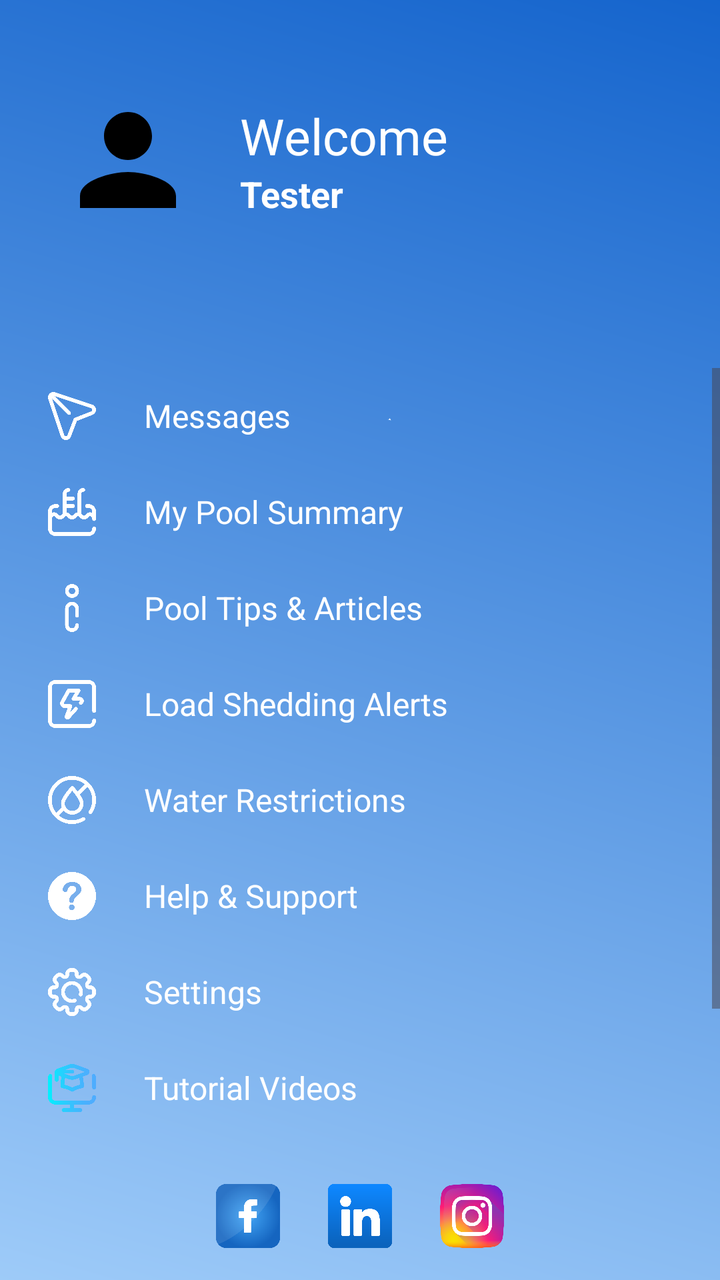
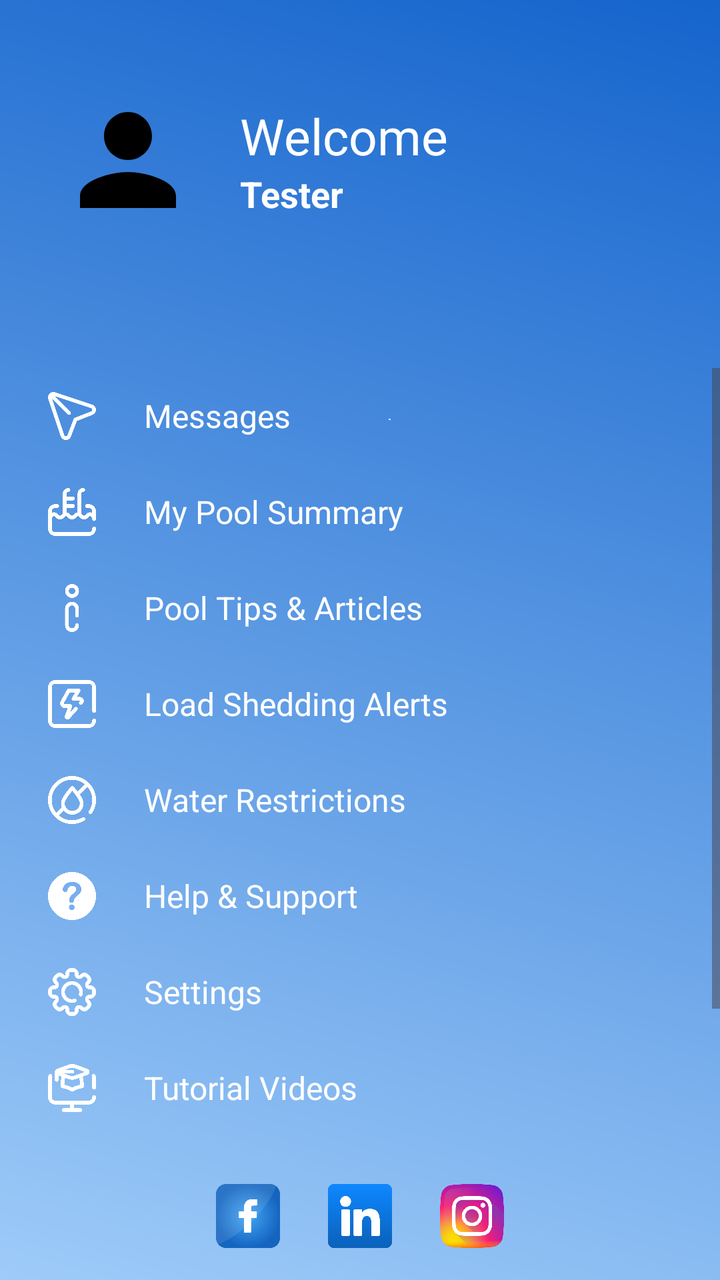

An Android layout rendered at two revisions. The XML below is the earlier revision; the diff shows what the commit changed to produce the second picture.
<!-- AndroidManifest.xml: application theme Theme.PoolApp -->
<!-- res/layout/po_navigation_drawer.xml -->
<?xml version="1.0" encoding="utf-8"?>
<LinearLayout xmlns:android="http://schemas.android.com/apk/res/android"
    xmlns:app="http://schemas.android.com/apk/res-auto"
    android:id="@+id/navDrawerLayout"
    android:layout_width="300dp"
    android:layout_height="match_parent"
    android:layout_gravity="start"
    android:background="@drawable/pbg"
    android:orientation="vertical"
    android:fitsSystemWindows="true">

    <androidx.constraintlayout.widget.ConstraintLayout
        android:id="@+id/cl_nav_header"
        android:layout_width="match_parent"
        android:layout_height="wrap_content"
        android:paddingBottom="48dp"
        android:background="@android:color/transparent">

        <View
            android:id="@+id/top_spacer"
            android:layout_width="match_parent"
            android:layout_height="24dp"
            app:layout_constraintTop_toTopOf="parent"
            app:layout_constraintStart_toStartOf="parent"/>

        <ImageView
            android:id="@+id/nav_profile_image"
            android:layout_width="80dp"
            android:layout_height="80dp"
            android:layout_marginTop="16dp"
            android:src="@drawable/ic_profile_placeholder"
            android:contentDescription="User Profile Image"
            android:scaleType="centerCrop"
            android:padding="4dp"
            app:tint="@null"
            app:layout_constraintTop_toBottomOf="@id/top_spacer"
            app:layout_constraintStart_toStartOf="parent"
            android:layout_marginStart="24dp"/>

        <TextView
            android:id="@+id/nav_welcome_text"
            android:layout_width="0dp"
            android:layout_height="wrap_content"
            android:text="Welcome"
            android:textColor="@color/white"
            android:textSize="25sp"
            android:layout_marginStart="16dp"
            android:layout_marginEnd="24dp"
            app:layout_constraintBottom_toTopOf="@+id/nav_username"
            app:layout_constraintStart_toEndOf="@id/nav_profile_image"
            app:layout_constraintEnd_toEndOf="parent"
            app:layout_constraintVertical_chainStyle="packed"
            app:layout_constraintTop_toTopOf="@+id/nav_profile_image" />

        <TextView
            android:id="@+id/nav_username"
            android:layout_width="0dp"
            android:layout_height="wrap_content"
            android:text="Tester"
            android:textColor="@color/white"
            android:textSize="18sp"
            android:textStyle="bold"
            app:layout_constraintTop_toBottomOf="@id/nav_welcome_text"
            app:layout_constraintStart_toStartOf="@id/nav_welcome_text"
            app:layout_constraintEnd_toEndOf="@id/nav_welcome_text"
            app:layout_constraintBottom_toBottomOf="@+id/nav_profile_image"/>

    </androidx.constraintlayout.widget.ConstraintLayout>

    <ScrollView
        android:layout_width="match_parent"
        android:layout_height="0dp"
        android:layout_weight="1"
        android:clipToPadding="false"
        android:paddingTop="16dp"
        android:paddingBottom="8dp">

        <LinearLayout
            android:layout_width="match_parent"
            android:layout_height="wrap_content"
            android:orientation="vertical"
            android:paddingBottom="16dp">

            <LinearLayout
                android:id="@+id/btnMessages"
                style="@style/NavDrawerMenuItemStyle"
                android:contentDescription="Messages">

                <ImageView
                    android:id="@+id/ivMessagesIcon"
                    style="@style/NavDrawerMenuItemIconStyle"
                    android:src="@drawable/message"
                    app:tint="@color/white" />

                <TextView
                    android:id="@+id/tvMessagesText"
                    style="@style/NavDrawerMenuItemTextStyle"
                    android:text="Messages"
                    android:textColor="@color/white" /> </LinearLayout>

            <LinearLayout
                android:id="@+id/btnSummary"
                style="@style/NavDrawerMenuItemStyle"
                android:contentDescription="My Pool Summary">

                <ImageView
                    android:id="@+id/ivSummaryIcon"
                    style="@style/NavDrawerMenuItemIconStyle"
                    android:src="@drawable/pool"
                    app:tint="@color/white" />

                <TextView
                    android:id="@+id/tvSummaryText"
                    style="@style/NavDrawerMenuItemTextStyle"
                    android:text="My Pool Summary"
                    android:textColor="@color/white" /> </LinearLayout>

            <LinearLayout
                android:id="@+id/btnTips"
                style="@style/NavDrawerMenuItemStyle"
                android:contentDescription="Pool Tips &amp; Articles">

                <ImageView
                    android:id="@+id/ivTipsIcon"
                    style="@style/NavDrawerMenuItemIconStyle"
                    android:src="@drawable/tips"
                    app:tint="@color/white" />

                <TextView
                    android:id="@+id/tvTipsText"
                    style="@style/NavDrawerMenuItemTextStyle"
                    android:text="Pool Tips &amp; Articles"
                    android:textColor="@color/white" /> </LinearLayout>

            <LinearLayout
                android:id="@+id/btnLoadshedding"
                style="@style/NavDrawerMenuItemStyle"
                android:contentDescription="Load Shedding Alerts">

                <ImageView
                    android:id="@+id/ivLoadsheddingIcon"
                    style="@style/NavDrawerMenuItemIconStyle"
                    android:src="@drawable/loadshedding"
                    app:tint="@color/white" />

                <TextView
                    android:id="@+id/tvLoadsheddingText"
                    style="@style/NavDrawerMenuItemTextStyle"
                    android:text="Load Shedding Alerts"
                    android:textColor="@color/white" /> </LinearLayout>

            <LinearLayout
                android:id="@+id/btnRestrictions"
                style="@style/NavDrawerMenuItemStyle"
                android:contentDescription="Water Restrictions">

                <ImageView
                    android:id="@+id/ivRestrictionsIcon"
                    style="@style/NavDrawerMenuItemIconStyle"
                    android:src="@drawable/water_restriction"
                    app:tint="@color/white" />

                <TextView
                    android:id="@+id/tvRestrictionsText"
                    style="@style/NavDrawerMenuItemTextStyle"
                    android:text="Water Restrictions"
                    android:textColor="@color/white" /> </LinearLayout>

            <LinearLayout
                android:id="@+id/btnHelp"
                style="@style/NavDrawerMenuItemStyle"
                android:contentDescription="Help &amp; Support">

                <ImageView
                    android:id="@+id/ivHelpIcon"
                    style="@style/NavDrawerMenuItemIconStyle"
                    android:src="@drawable/help"
                    app:tint="@color/white" />

                <TextView
                    android:id="@+id/tvHelpText"
                    style="@style/NavDrawerMenuItemTextStyle"
                    android:text="Help &amp; Support"
                    android:textColor="@color/white" /> </LinearLayout>

            <LinearLayout
                android:id="@+id/btnSettings"
                style="@style/NavDrawerMenuItemStyle"
                android:contentDescription="Settings">

                <ImageView
                    android:id="@+id/ivSettingsIcon"
                    style="@style/NavDrawerMenuItemIconStyle"
                    android:src="@drawable/settings"
                    android:tint="@color/white" />

                <TextView
                    android:id="@+id/tvSettingsText"
                    style="@style/NavDrawerMenuItemTextStyle"
                    android:text="Settings"
                    android:textColor="@color/white" /> </LinearLayout>

            <LinearLayout
                android:id="@+id/btnTutorial"
                style="@style/NavDrawerMenuItemStyle"
                android:contentDescription="Tutorial Videos">
                <ImageView
                    android:id="@+id/ivTutorialIcon"
                    style="@style/NavDrawerMenuItemIconStyle"
                    android:src="@drawable/tutorial"
                 />

                <TextView
                    android:id="@+id/tvTutorialText"
                    style="@style/NavDrawerMenuItemTextStyle"
                    android:text="Tutorial Videos"
                    android:textColor="@color/white" /> </LinearLayout>

            <View android:layout_width="match_parent"
                android:layout_height="1dp"
                android:layout_marginVertical="12dp"
                android:layout_marginHorizontal="16dp"
                android:background="@color/black" /> <LinearLayout
            android:id="@+id/btnRegisterBusiness"
            style="@style/NavDrawerMenuItemStyle"
            android:contentDescription="Register as Business">

            <ImageView
                android:id="@+id/ivBusinessIcon"
                style="@style/NavDrawerMenuItemIconStyle"
                android:src="@drawable/business"
                app:tint="@color/white" />

            <TextView
                android:id="@+id/tvBusinessText"
                style="@style/NavDrawerMenuItemTextStyle"
                android:text="Register as Business"
                android:textColor="@color/white" /> </LinearLayout>

        </LinearLayout>
    </ScrollView>

    <LinearLayout
        android:layout_width="match_parent"
        android:layout_height="wrap_content"
        android:background="@android:color/transparent"
        android:gravity="center"
        android:orientation="horizontal"
        android:paddingVertical="16dp">

        <ImageView
            android:layout_width="32dp"
            android:layout_height="32dp"
            android:layout_marginHorizontal="12dp"
            android:contentDescription="Facebook"
            android:src="@drawable/facebook" />

        <ImageView
            android:layout_width="32dp"
            android:layout_height="32dp"
            android:layout_marginHorizontal="12dp"
            android:contentDescription="LinkedIn"
            android:src="@drawable/linkedin" />

        <ImageView
            android:layout_width="32dp"
            android:layout_height="32dp"
            android:layout_marginHorizontal="12dp"
            android:contentDescription="Instagram"
            android:src="@drawable/instagram" />

    </LinearLayout>

</LinearLayout>
<!-- resources referenced by this layout -->
<resources>
  <color name="black">#FF000000</color>
  <color name="white">#FFFFFFFF</color>
  <!-- drawable business: png bitmap (drawable, 12078 bytes) -->
  <!-- drawable facebook: png bitmap (drawable, 57960 bytes) -->
  <!-- drawable help: png bitmap (drawable, 7880 bytes) -->
  <!-- drawable ic_profile_placeholder (drawable) -->
  <vector android:height="24dp" android:tint="#000000"
      android:viewportHeight="24" android:viewportWidth="24"
      android:width="24dp" xmlns:android="http://schemas.android.com/apk/res/android">
      <path android:fillColor="@android:color/white" android:pathData="M12,12c2.21,0 4,-1.79 4,-4s-1.79,-4 -4,-4 -4,1.79 -4,4 1.79,4 4,4zM12,14c-2.67,0 -8,1.34 -8,4v2h16v-2c0,-2.66 -5.33,-4 -8,-4z"/>
  </vector>
  <!-- drawable instagram: png bitmap (drawable, 150645 bytes) -->
  <!-- drawable linkedin: png bitmap (drawable, 11096 bytes) -->
  <!-- drawable loadshedding: png bitmap (drawable, 17808 bytes) -->
  <!-- drawable message: png bitmap (drawable, 23967 bytes) -->
  <!-- drawable pbg: png bitmap (drawable, 122204 bytes) -->
  <!-- drawable pool: png bitmap (drawable, 17048 bytes) -->
  <!-- drawable settings: png bitmap (drawable, 33805 bytes) -->
  <!-- drawable tips: png bitmap (drawable, 13449 bytes) -->
  <!-- drawable tutorial: png bitmap (drawable, 21227 bytes) -->
  <!-- drawable water_restriction: png bitmap (drawable, 32996 bytes) -->
  <style name="NavDrawerMenuItemIconStyle">
          <item name="android:layout_width">24dp</item>
          <item name="android:layout_height">24dp</item>
          <item name="android:contentDescription">Menu Icon</item>
      </style>
  <style name="NavDrawerMenuItemStyle">
          <item name="android:layout_width">match_parent</item>
          <item name="android:layout_height">wrap_content</item>
          <item name="android:orientation">horizontal</item>
          <item name="android:gravity">center_vertical</item>
          <item name="android:clickable">true</item>
          <item name="android:focusable">true</item>
          <item name="android:background">?attr/selectableItemBackground</item>
          <item name="android:paddingStart">24dp</item>
          <item name="android:paddingEnd">16dp</item>
          <item name="android:paddingVertical">12dp</item>
      </style>
  <style name="NavDrawerMenuItemTextStyle">
          <item name="android:layout_width">0dp</item>
          <item name="android:layout_height">wrap_content</item>
          <item name="android:layout_weight">1</item>
          <item name="android:layout_marginStart">24dp</item>
          <item name="android:textColor">@color/white</item>
          <item name="android:textSize">16sp</item>
      </style>
  <style name="Theme.PoolApp" parent="Theme.Material3.DayNight.NoActionBar">
  
          <item name="colorPrimary">@color/colorPrimary</item>
  
          <item name="colorPrimaryVariant">@color/colorPrimaryVariant</item>
  
          <item name="colorOnPrimary">@color/colorOnPrimary</item>
  
          <item name="colorSecondary">@color/colorSecondary</item>
  
          <item name="colorOnSecondary">@color/colorOnSecondary</item>
  
          <item name="colorSurface">@color/colorSurface</item>
  
          <item name="colorOnSurface">@color/colorOnSurface</item>
  
          <item name="android:statusBarColor" tools:targetApi="l">?attr/colorPrimaryVariant</item>
  
      </style>
  <color name="colorPrimary">#096ca7</color>
  <color name="colorPrimaryVariant">#034b75</color>
  <color name="colorOnPrimary">#FFFFFF</color>
  <color name="colorSecondary">#0A57FF</color>
  <color name="colorOnSecondary">#FFFFFF</color>
  <color name="colorSurface">#FFFFFF</color>
  <color name="colorOnSurface">#1C1B1F</color>
</resources>

<!-- the commit's change to res/layout/po_navigation_drawer.xml (unified diff, before → after) -->
@@ -208,6 +208,7 @@
                     android:id="@+id/ivTutorialIcon"
                     style="@style/NavDrawerMenuItemIconStyle"
                     android:src="@drawable/tutorial"
+                    app:tint="@color/white"
                  />
 
                 <TextView
